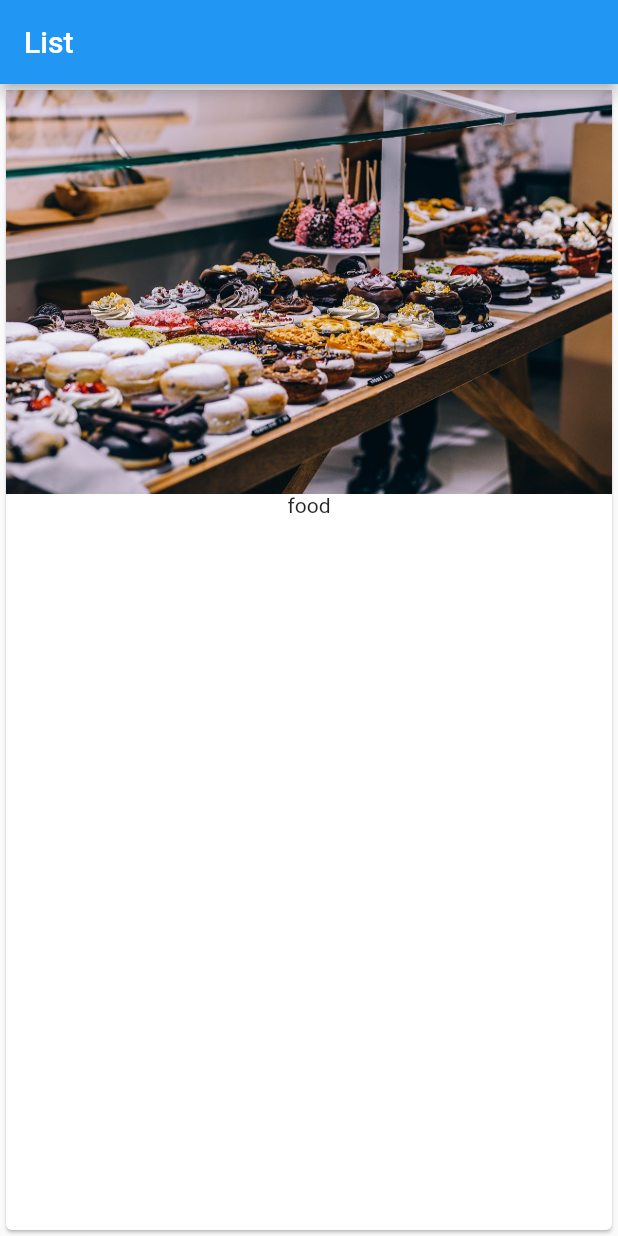
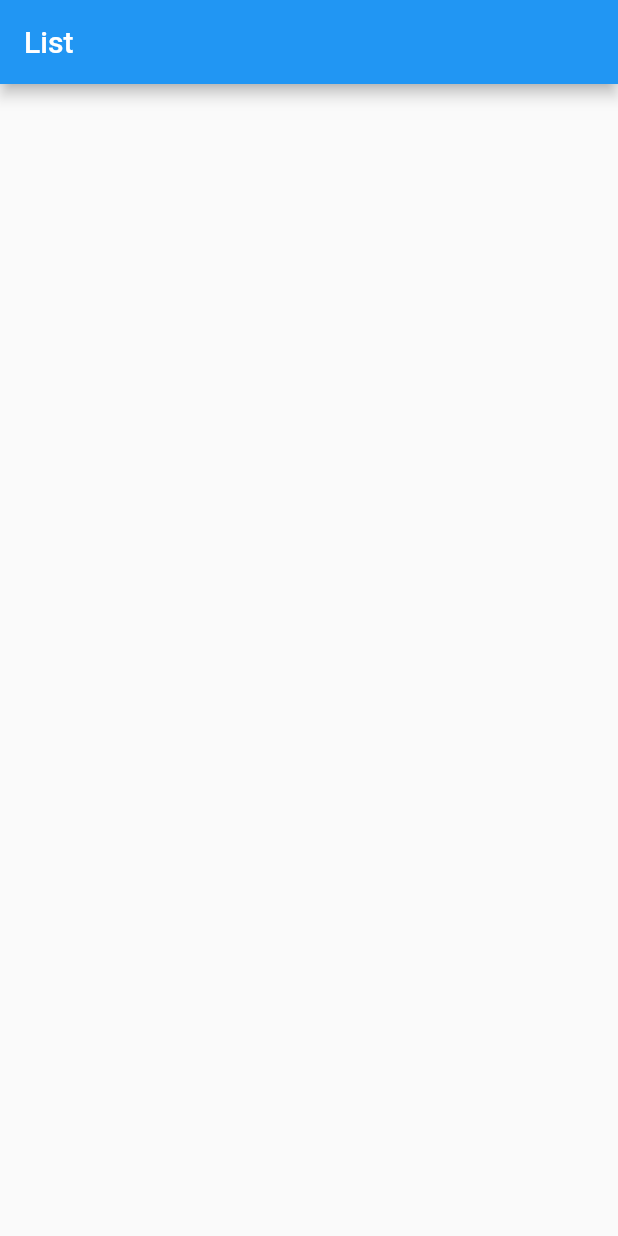
Before and after one commit to Devahmed93/Flutter_app, a Flutter app: the screen it shows after launch, on a phone screen of 412 x 824 dp. Run offline on Flutter 3.47's test engine with Material 2 defaults, Android fonts, the phone set to English and light mode, and no system bars.

Commit message:
release 2

```diff
--- a/lib/main.dart
+++ b/lib/main.dart
@@ -12,8 +12,7 @@ class MyApp extends StatelessWidget {
         title: Text('List'),
       ),
       body:Card(child:Column(children: <Widget>[
-        Image.asset('assets/food.jpg'),
-        Text('food')
+
       ],),),
     ));
   }
```
